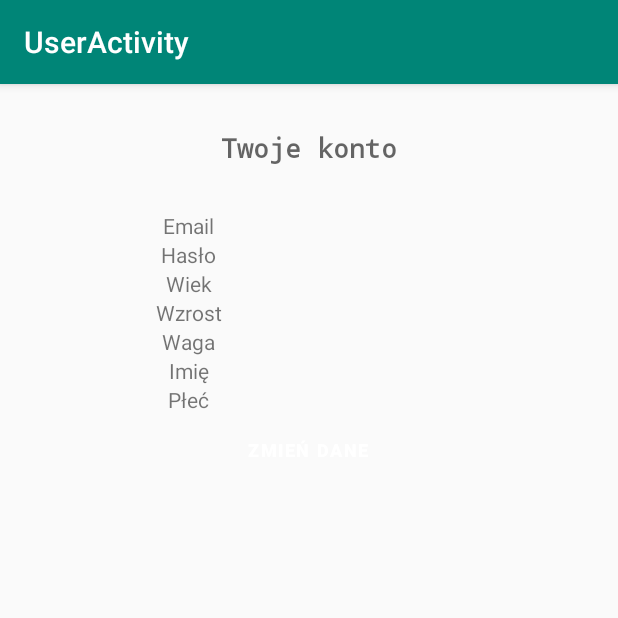
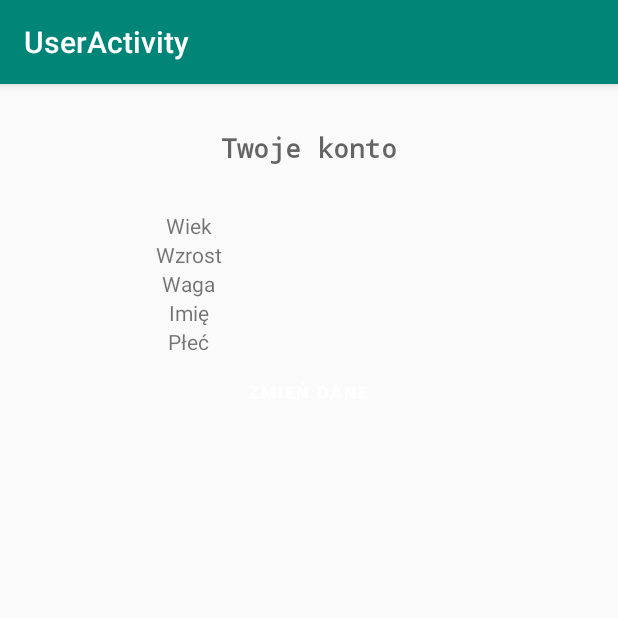
Before and after one commit to hyouka27/FitApps, an Android app: the UserActivity screen opened directly, with no data from a screen before it, on a phone screen of 412 x 824 dp, the top half of it. Run offline under Robolectric (Android 15) with nearby library versions, the phone set to English and light mode, and no system bars; our stand-ins replace Room's generated code; 4 statements that could not run were skipped.

Commit message:
DAO fix, add users

```diff
--- /dev/null
+++ b/app/src/main/java/com/example/fitapps/Database/ACT.kt
@@ -0,0 +1,20 @@
+package com.example.fitapps.Database
+
+import androidx.room.*
+
+@Dao
+interface ACT {
+    @Query("SELECT * FROM Activity")
+    fun getAll():List<Action>
+
+    @Insert
+    fun insertAll(vararg action: Action)
+
+    @Delete
+    fun delete(action: Action)
+
+    @Update
+    fun updateAct(vararg action: Action)
+
+
+}
--- a/app/src/main/java/com/example/fitapps/Database/DAO.kt
+++ b/app/src/main/java/com/example/fitapps/Database/DAO.kt
@@ -1,26 +1,36 @@
 package com.example.fitapps.Database
 
-import androidx.room.Dao
-import androidx.room.Insert
-import androidx.room.OnConflictStrategy
-import androidx.room.Query
+import android.app.LauncherActivity
+import androidx.lifecycle.LiveData
+import androidx.room.*
+
 
 @Dao
 interface DAO {
+    @Query("SELECT * FROM User")
+    fun getAll():List<Users>
 
-    @Query("SELECT * FROM User where Email= :mail and Password= :password")
-    fun getUser(mail: String?, password: String?): Users?
 
     @Insert
-    fun insert(user: Users?)
+    fun insertAll(vararg users: Users)
 
-    @Query("SELECT * from User ORDER BY Age ASC")
-    fun getAlphabetizedWords(): List<Users>
+    @Delete
+    fun delete(users: Users)
 
-    @Insert(onConflict = OnConflictStrategy.IGNORE)
-    suspend fun insert(word: Users)
+    @Update
+    fun updateUsers(vararg users: Users)
 
-    @Query("DELETE FROM User")
-    suspend fun deleteAll()
+    @Query("SELECT Name FROM User")
+    fun getName():List<Users>
+
+    @Query("SELECT Age FROM User")
+    fun getAge():List<Users>
+
+    @Query("SELECT Hight FROM User")
+    fun getHight():List<Users>
+
+    @Query("SELECT Gross FROM User")
+    fun getGross():List<Users>
+
 
 }
--- a/app/src/main/java/com/example/fitapps/UserActivity.kt
+++ b/app/src/main/java/com/example/fitapps/UserActivity.kt
@@ -6,29 +6,39 @@ import android.widget.Button
 import android.widget.EditText
 import com.google.android.material.snackbar.Snackbar
 import androidx.appcompat.app.AppCompatActivity
+import com.example.fitapps.Database.DAOHelp
+import com.example.fitapps.Database.Users
 import kotlinx.android.synthetic.main.activity_create_new_user.*
 import kotlinx.android.synthetic.main.activity_step_today.*
 import kotlinx.android.synthetic.main.activity_user.*
 import kotlinx.android.synthetic.main.activity_user.btnsave
-import kotlinx.android.synthetic.main.activity_user.editEmail
-import kotlinx.android.synthetic.main.activity_user.editPassword
+
 
 class UserActivity : AppCompatActivity() {
 
     override fun onCreate(savedInstanceState: Bundle?) {
         super.onCreate(savedInstanceState)
         setContentView(R.layout.activity_user)
-        btnsave.setOnClickListener {
+        val db = DAOHelp(this)
+        val names=db.getUserDao().getName()
+        editNames.text=names[0].nAme
+        val gross=db.getUserDao().getGross()
+        editGrosss.text=gross[0].gRoss.toString()
+        val age=db.getUserDao().getAge()
+        editAges.text=age[0].aGe.toString()
+        val hight=db.getUserDao().getHight()
+        editHeights.text=hight[0].aHight.toString()
+                btnsave.setOnClickListener {
             val intent = Intent(this, UserEditActivity::class.java)
             // start your next activity
             startActivity(intent)
+
+
 
         }
     }
     override fun onResume() {
         super.onResume()
-        if(intent.hasExtra("Email")) editEmail.setText(intent.getCharSequenceExtra("Email"))
-        if(intent.hasExtra("Hasło")) editPassword.setText(intent.getCharSequenceExtra("Hasło"))
         if(intent.hasExtra("Wiek")) editAges.setText(intent.getCharSequenceExtra("Wiek"))
         if(intent.hasExtra("Wzrost")) editHeights.setText(intent.getCharSequenceExtra("Wzrost"))
         if(intent.hasExtra("Waga")) editGrosss.setText(intent.getCharSequenceExtra("Waga"))
--- a/app/src/main/res/layout/activity_user.xml
+++ b/app/src/main/res/layout/activity_user.xml
@@ -23,20 +23,6 @@
         android:layout_height="wrap_content"
         android:gravity="center"
         android:orientation="horizontal">
-
-        <TextView
-            android:layout_width="wrap_content"
-            android:layout_height="wrap_content"
-            android:layout_weight="1"
-            android:text="Email" />
-
-        <TextView
-            android:id="@+id/editEmail"
-            android:layout_width="wrap_content"
-            android:layout_height="wrap_content"
-            android:layout_weight="1"
-            android:ems="10"
-            android:inputType="textEmailAddress" />
     </LinearLayout>
 
     <LinearLayout
@@ -44,19 +30,6 @@
         android:layout_height="wrap_content"
         android:orientation="horizontal">
 
-        <TextView
-            android:layout_width="wrap_content"
-            android:layout_height="wrap_content"
-            android:layout_weight="1"
-            android:text="Hasło" />
-
-        <TextView
-            android:id="@+id/editPassword"
-            android:layout_width="wrap_content"
-            android:layout_height="wrap_content"
-            android:layout_weight="1"
-            android:ems="10"
-            android:inputType="textPassword" />
     </LinearLayout>
 
     <LinearLayout
@@ -134,7 +107,7 @@
             android:layout_height="wrap_content"
             android:layout_weight="1"
             android:ems="10"
-            android:inputType="text" />
+           />
 
     </LinearLayout>
 
--- a/gradle.properties
+++ b/gradle.properties
@@ -12,7 +12,9 @@
 # org.gradle.parallel=true
 #Tue Nov 12 17:24:10 CET 2019
 kotlin.code.style=official
+kapt.use.worker.api=true
 android.enableJetifier=true
 org.gradle.jvmargs=-Xmx1048M -Dkotlin.daemon.jvm.options\="-Xmx1048M"
 android.useAndroidX=true
 kapt.incremental.apt=true
+kapt.include.compile.classpath=false
```
Also changed, not shown: app/build.gradle (+40 -17 lines), app/src/main/AndroidManifest.xml (+5 -3 lines), app/src/main/java/com/example/fitapps/Database/Action.kt (added, +21 -0 lines), app/src/main/java/com/example/fitapps/Database/DAOHelp.kt (+21 -9 lines), app/src/main/java/com/example/fitapps/Database/Users.kt (+6 -7 lines), app/src/main/java/com/example/fitapps/Database/UsersRepository.kt (deleted, +0 -16 lines), app/src/main/java/com/example/fitapps/Database/UsersViewModel.kt (deleted, +0 -35 lines), app/src/main/java/com/example/fitapps/EndRunActivity.kt (+11 -10 lines), app/src/main/java/com/example/fitapps/MainActivity.kt (+17 -1 lines), app/src/main/java/com/example/fitapps/StepToday.kt (+7 -9 lines), app/src/main/res/layout/activity_create_new_user.xml (+0 -27 lines), app/src/main/res/layout/activity_main.xml (+6 -18 lines), build.gradle (+10 -1 lines).
